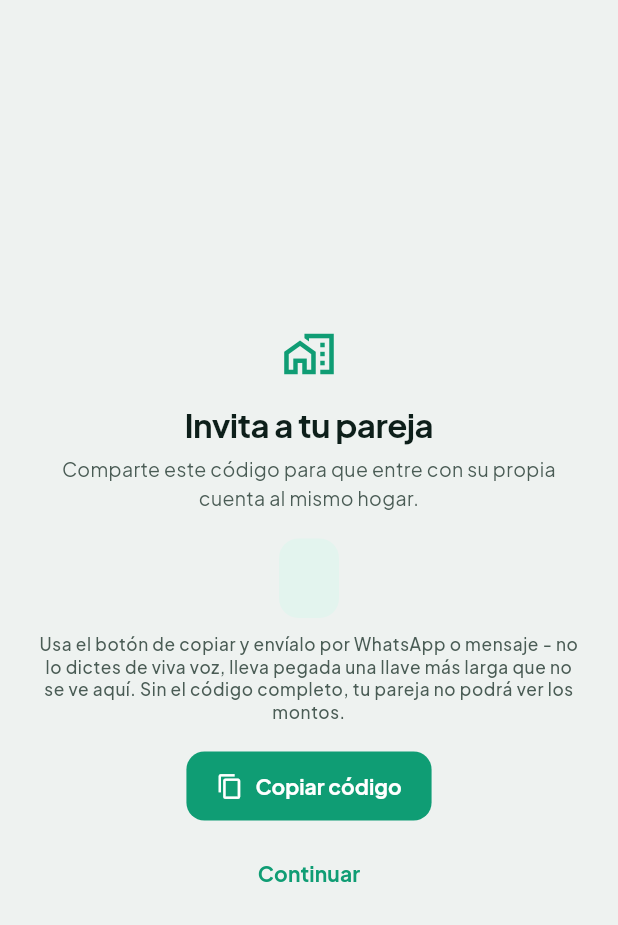
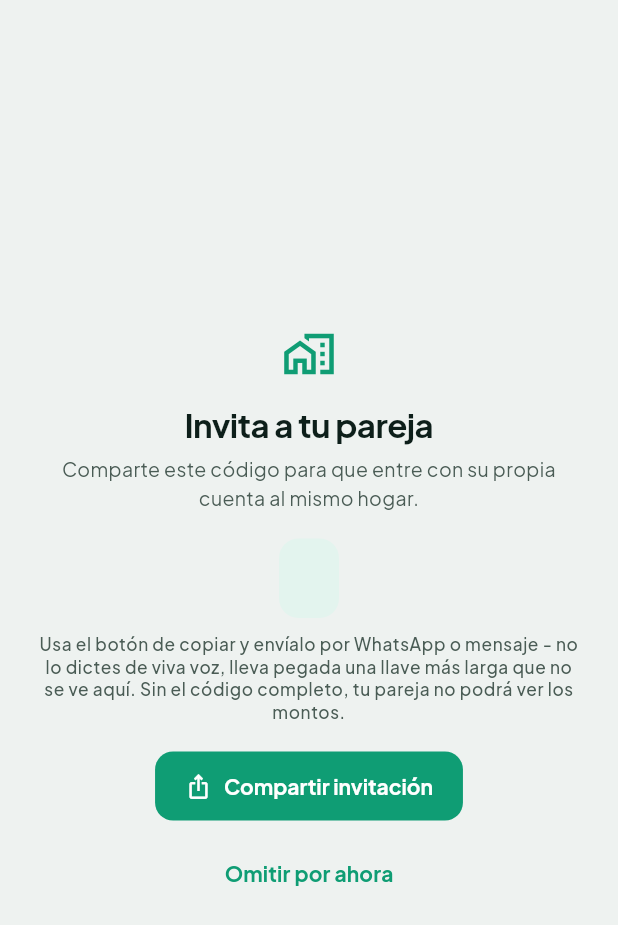
Before and after one commit to DiegoHCH/finan2, a Flutter app: the InviteHouseholdScreen screen opened directly with empty values, on a phone screen of 412 x 824 dp. Shown: the top 925 px of the screen. Run offline on Flutter 3.47's test engine with Material 3 defaults, Android fonts, the phone set to English and light mode, and no system bars; our stand-ins replace cloud_firestore, csv, firebase_auth, firebase_core, firebase_messaging, flutter_local_notifications and 10 more; missing offline and left inert: cryptography, dart:js_interop, google_sign_in_web; accounts and stored records are empty.

Commit message:
feat(household): share the invite code via the native share sheet
InviteHouseholdScreen's primary button now opens the real OS share sheet
(SharePlus, same pattern already used by Exportar) instead of just
copying to the clipboard - works on web too via the Web Share API. The
secondary link is relabeled "Omitir por ahora" to match what it already
did: pop back to the household flow AuthGate had already switched to
underneath.

```diff
--- a/lib/features/household/presentation/screens/invite_household_screen.dart
+++ b/lib/features/household/presentation/screens/invite_household_screen.dart
@@ -1,5 +1,5 @@
 import 'package:flutter/material.dart';
-import 'package:flutter/services.dart';
+import 'package:share_plus/share_plus.dart';
 
 import '../../../../core/theme/app_theme.dart';
 import '../../../../core/widgets/finan2_code_box.dart';
@@ -65,21 +65,20 @@ class InviteHouseholdScreen extends StatelessWidget {
               ),
               const SizedBox(height: Finan2Space.lg),
               FilledButton.icon(
-                onPressed: () async {
-                  await Clipboard.setData(ClipboardData(text: shareCode));
-                  if (context.mounted) {
-                    ScaffoldMessenger.of(context).showSnackBar(
-                      const SnackBar(content: Text('Código copiado')),
-                    );
-                  }
-                },
-                icon: const Icon(Icons.copy_outlined),
-                label: const Text('Copiar código'),
+                onPressed: () => SharePlus.instance.share(
+                  ShareParams(
+                    text: shareCode,
+                    title: 'Invitación a nuestro hogar en Finan2',
+                    subject: 'Invitación a nuestro hogar en Finan2',
+                  ),
+                ),
+                icon: const Icon(Icons.ios_share_outlined),
+                label: const Text('Compartir invitación'),
               ),
               const SizedBox(height: Finan2Space.sm),
               TextButton(
                 onPressed: () => Navigator.of(context).pop(),
-                child: const Text('Continuar'),
+                child: const Text('Omitir por ahora'),
               ),
             ],
           ),
```
